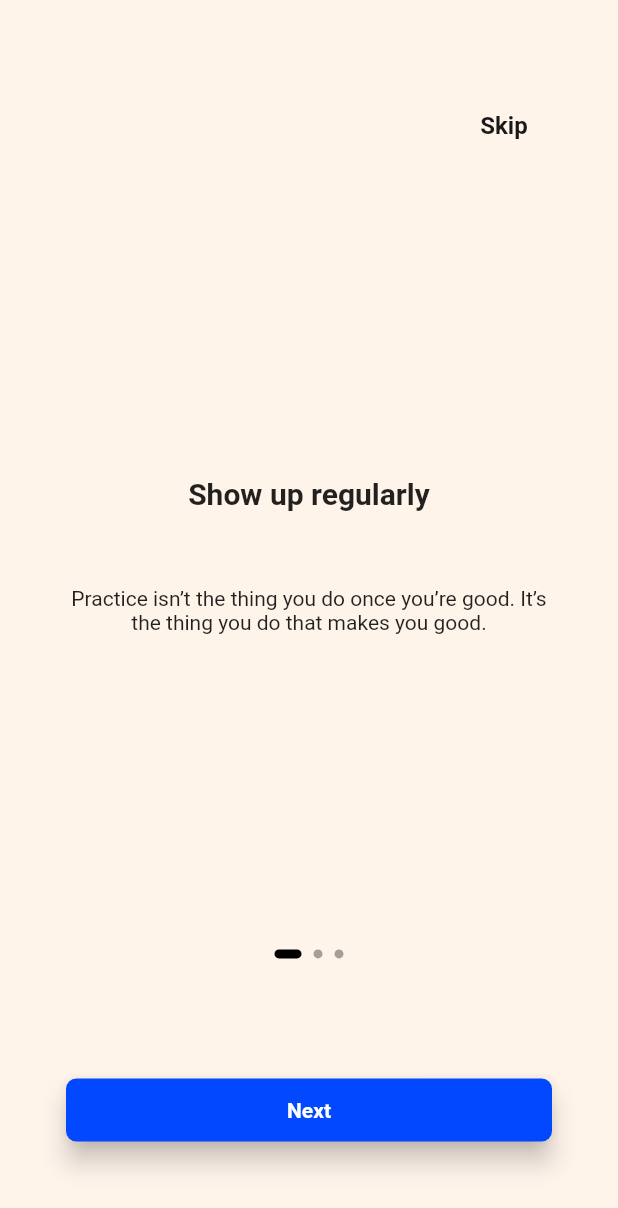
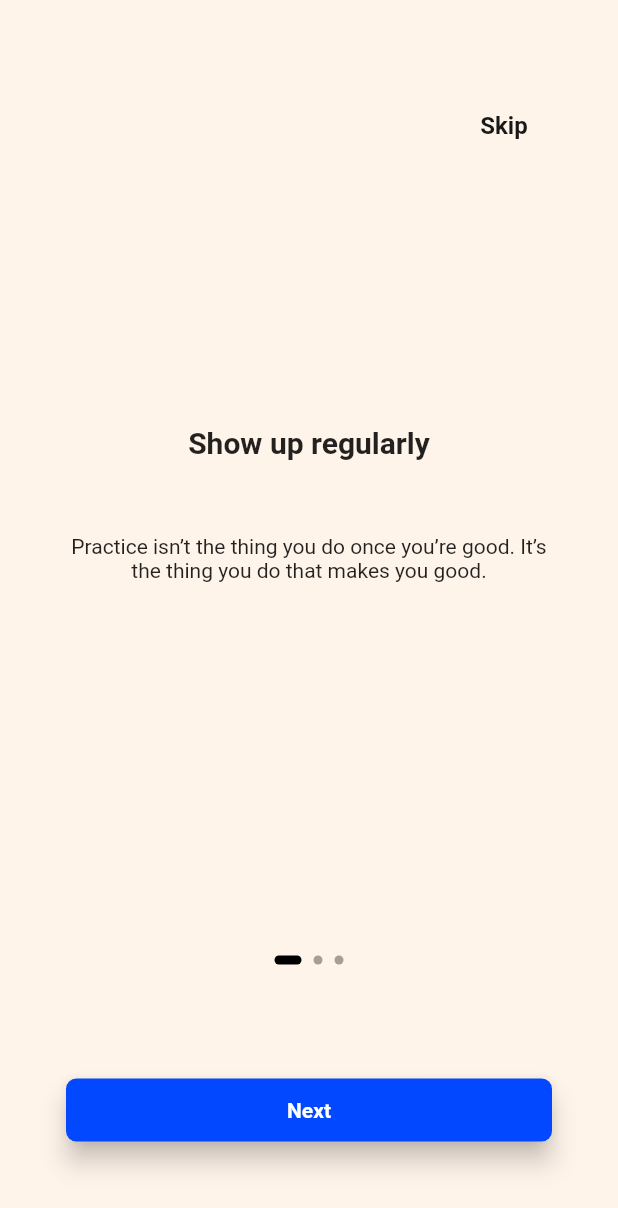
Before and after one commit to ACM-VIT/10-000-Hours, a Flutter app: the OnboardingScreen screen opened by its route, on a phone screen of 412 x 824 dp. Shown: the top 1208 px of the screen. Run offline on Flutter 3.47's test engine with Material 2 defaults, Android fonts, the phone set to English and light mode, and no system bars; drawn by our look-alikes of smooth_page_indicator; our stand-ins replace animated_splash_screen, percent_indicator.

Commit message:
Used Expanded Widget as per requested Changes

```diff
--- a/lib/main.dart
+++ b/lib/main.dart
@@ -23,7 +23,7 @@ void main() {
     ],
     child: MaterialApp(
       title: "10,000 Hours",
-      initialRoute: SplashScreen.id,
+      initialRoute: OnboardingScreen.id,
       routes: {
         SplashScreen.id: (context) => const SplashScreen(),
         OnboardingScreen.id: (context) => OnboardingScreen(),
--- a/lib/view/screens/onboarding_screen.dart
+++ b/lib/view/screens/onboarding_screen.dart
@@ -59,8 +59,11 @@ class _OnboardingScreenState extends State<OnboardingScreen> {
                     ),
                   ),
                 ),
-            Container(
-              height: 0.45 * MediaQuery.of(context).size.height,
+
+
+            Expanded(
+              flex: 3,
+              child: Container(
                 child: PageView(
                   controller: controller,
                   onPageChanged: (index) {
@@ -79,7 +82,11 @@ class _OnboardingScreenState extends State<OnboardingScreen> {
                   children: onboardingPagesList,
                 ),
               ),
-            SmoothPageIndicator(
+            ),
+
+            Expanded(
+
+              child: SmoothPageIndicator(
                 controller: controller,
                 count: onboardingPagesList.length,
                 effect: const ExpandingDotsEffect(
@@ -90,6 +97,7 @@ class _OnboardingScreenState extends State<OnboardingScreen> {
                 onDotClicked: (index) => controller.animateToPage(index,
                     duration: const Duration(microseconds: 500),
                     curve: Curves.easeInOut),
+              ),
             ),
             RawMaterialButton(
                 onPressed: isLastPage
@@ -112,7 +120,8 @@ class _OnboardingScreenState extends State<OnboardingScreen> {
                   style:
                       const TextStyle(fontWeight: FontWeight.w600, color: Colors.white),
                 ),
-            )
+              ),
+
           ],
         ),
       ),
```
Lines whose indentation alone changed are shown as unchanged.
